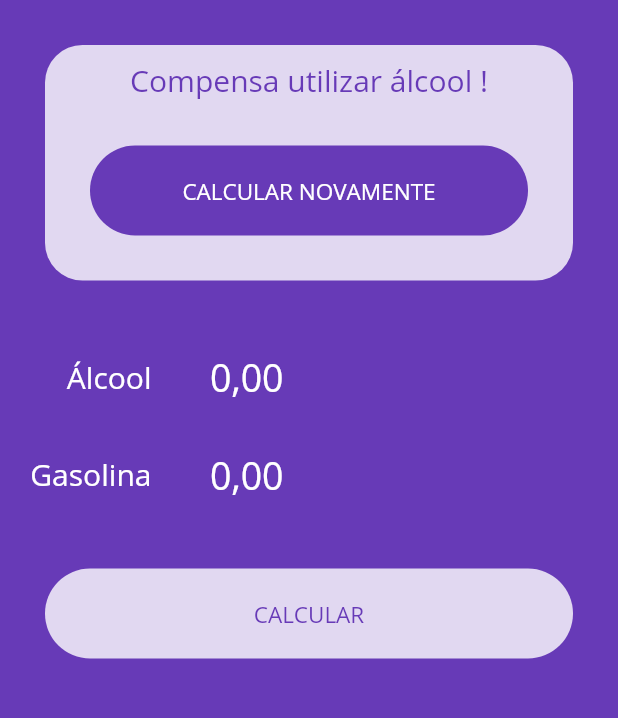
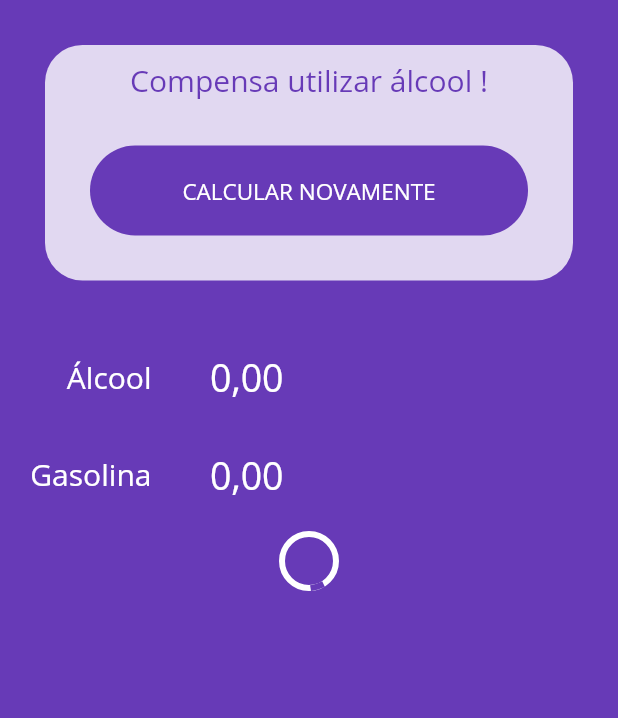
Before and after one commit to viniciusmorgado/alg, a Flutter app: the screen it shows after launch, on a phone screen of 412 x 824 dp, the part 276-994 px from its top. Run offline on Flutter 3.47's test engine with Material 2 defaults, Android fonts, the phone set to English and light mode, and no system bars; our stand-ins replace flutter_masked_text; project files that could hold a hidden picture were left out.

Commit message:
Add CircularProgress effect to button widget

```diff
--- a/lib/widgets/loading.button.widget.dart
+++ b/lib/widgets/loading.button.widget.dart
@@ -17,7 +17,15 @@ class LoadingButton extends StatelessWidget {
 
   @override
   Widget build(BuildContext context) {
-    return Container(
+    return
+    busy ? Container(
+              alignment: Alignment.center,
+              height: 50,
+              child: CircularProgressIndicator(
+                backgroundColor: Colors.white,
+              ),
+    ) :
+    Container(
       height: 60,
       margin: EdgeInsets.all(30),
       width: double.infinity,
```
